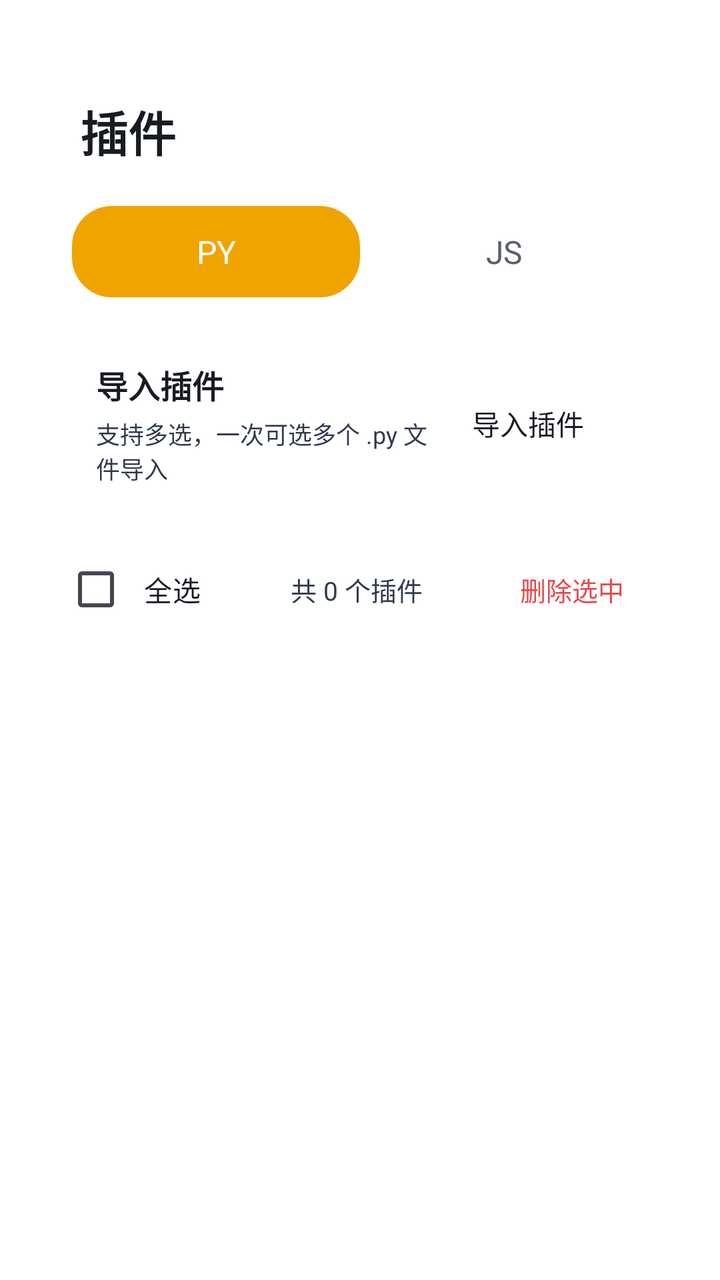
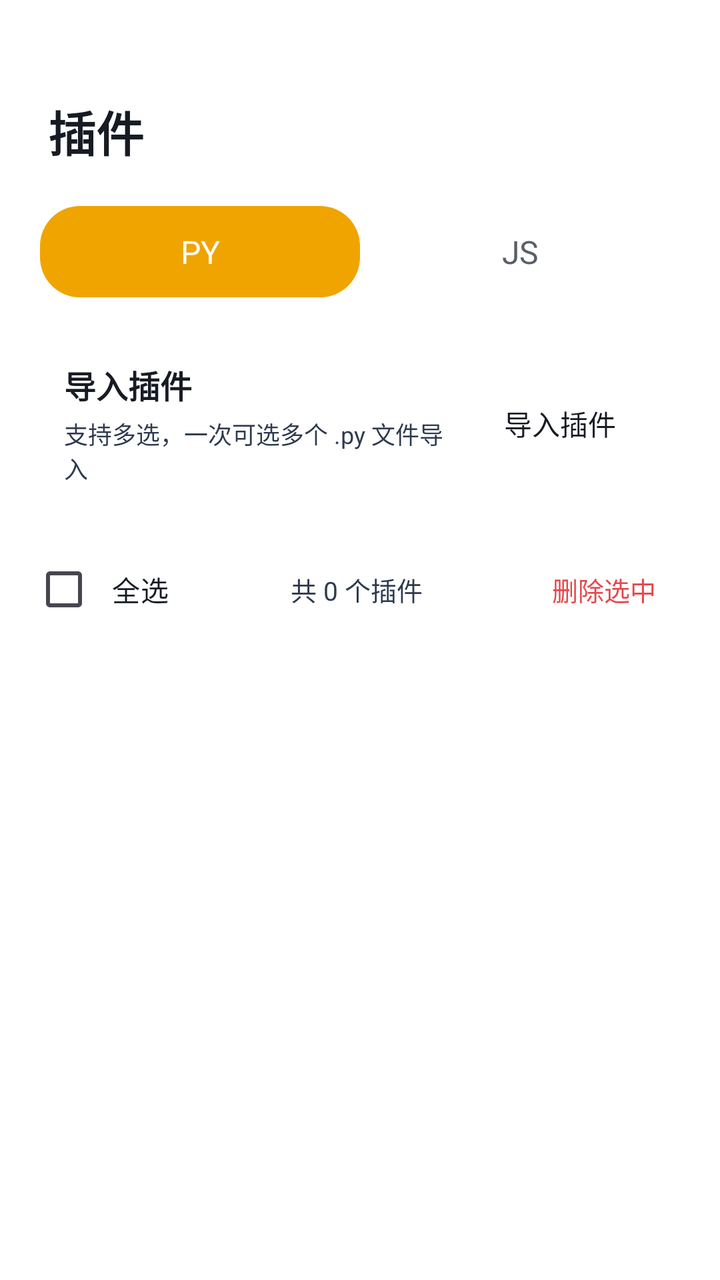

Screens rendered from an Android XML layout before and after an edit, with the pre-edit source and the edit as a unified diff.
<!-- AndroidManifest.xml: another module's application theme Theme.App -->
<!-- res/layout/activity_plugin.xml -->
<?xml version="1.0" encoding="utf-8"?>
<LinearLayout xmlns:android="http://schemas.android.com/apk/res/android"
    android:layout_width="match_parent"
    android:layout_height="match_parent"
    android:fitsSystemWindows="true"
    android:orientation="vertical"
    android:paddingLeft="32dp"
    android:paddingRight="32dp"
    android:paddingTop="48dp"
    android:paddingBottom="16dp">

        <LinearLayout
            android:layout_width="wrap_content"
            android:layout_height="wrap_content"
            android:orientation="horizontal"
            android:gravity="center_vertical"
            android:layout_marginBottom="16dp">
            <TextView
                android:layout_width="wrap_content"
                android:layout_height="wrap_content"
                android:text="插件"
                android:textColor="#171B23"
                android:textSize="24sp"
                android:textStyle="bold"
                android:layout_marginStart="8dp" />
        </LinearLayout>

        <LinearLayout
            android:layout_width="match_parent"
            android:layout_height="wrap_content"
            android:background="@drawable/xc_setcard_v2"
            android:orientation="horizontal"
            android:padding="4dp"
            android:layout_marginBottom="12dp">
            <TextView
                android:id="@+id/tab_py"
                android:layout_width="0dp"
                android:layout_height="wrap_content"
                android:layout_weight="1"
                android:gravity="center"
                android:padding="12dp"
                android:text="PY"
                android:textSize="16sp"
                android:background="@drawable/seg_selected"
                android:textColor="#FFFFFF" />
            <TextView
                android:id="@+id/tab_js"
                android:layout_width="0dp"
                android:layout_height="wrap_content"
                android:layout_weight="1"
                android:gravity="center"
                android:padding="12dp"
                android:text="JS"
                android:textSize="16sp"
                android:textColor="#5A5F69" />
        </LinearLayout>

        <LinearLayout
            android:layout_width="match_parent"
            android:layout_height="wrap_content"
            android:background="@drawable/xc_setcard_v2"
            android:orientation="horizontal"
            android:gravity="center_vertical"
            android:padding="16dp"
            android:layout_marginBottom="12dp">
            <LinearLayout
                android:layout_width="0dp"
                android:layout_height="wrap_content"
                android:layout_weight="1"
                android:orientation="vertical">
                <TextView
                    android:layout_width="wrap_content"
                    android:layout_height="wrap_content"
                    android:text="导入插件"
                    android:textColor="#171B23"
                    android:textSize="16sp"
                    android:textStyle="bold" />
                <TextView
                    android:layout_width="wrap_content"
                    android:layout_height="wrap_content"
                    android:text="支持多选，一次可选多个 .py 文件导入"
                    android:textColor="#2E3A4E"
                    android:textSize="12sp"
                    android:layout_marginTop="4dp" />
            </LinearLayout>
            <TextView
                android:id="@+id/btn_import"
                android:layout_width="wrap_content"
                android:layout_height="wrap_content"
                android:background="@drawable/xc_setcard_v2"
                android:paddingLeft="20dp"
                android:paddingRight="20dp"
                android:paddingTop="10dp"
                android:paddingBottom="10dp"
                android:text="导入插件"
                android:textColor="#171B23"
                android:textSize="14sp" />
        </LinearLayout>

        <LinearLayout
            android:layout_width="match_parent"
            android:layout_height="wrap_content"
            android:orientation="horizontal"
            android:gravity="center_vertical"
            android:layout_marginBottom="8dp">
            <CheckBox
                android:id="@+id/cb_select_all"
                android:layout_width="wrap_content"
                android:layout_height="wrap_content"
                android:text="全选"
                android:textColor="#171B23"
                android:textSize="14sp"  android:background="@drawable/xc_setcard_v2" android:paddingLeft="8dp" android:paddingRight="12dp" android:paddingTop="6dp" android:paddingBottom="6dp" />
            <TextView
                android:id="@+id/tv_count"
                android:layout_width="0dp"
                android:layout_height="wrap_content"
                android:layout_weight="1"
                android:gravity="center"
                android:text="共 0 个插件"
                android:textColor="#2E3A4E"
                android:textSize="13sp" />
            <TextView
                android:id="@+id/btn_delete_selected"
                android:layout_width="wrap_content"
                android:layout_height="wrap_content"
                android:background="@drawable/xc_setcard_v2"
                android:paddingLeft="16dp"
                android:paddingRight="16dp"
                android:paddingTop="8dp"
                android:paddingBottom="8dp"
                android:text="删除选中"
                android:textColor="#E5484D"
                android:textSize="13sp" />
        </LinearLayout>

        <androidx.recyclerview.widget.RecyclerView
            android:id="@+id/rv_plugins"
            android:layout_width="match_parent"
            android:layout_height="0dp"
            android:layout_weight="1"
            android:clipToPadding="false"
            android:paddingBottom="16dp" />
</LinearLayout>
<!-- resources referenced by this layout -->
<resources>
  <!-- drawable seg_selected (drawable) -->
  <?xml version="1.0" encoding="utf-8"?>
  <shape xmlns:android="http://schemas.android.com/apk/res/android" android:shape="rectangle">
  <corners android:radius="20dp"/>
  <solid android:color="#f0a400"/>
  </shape>
  <!-- drawable xc_setcard_v2 (drawable) -->
  <?xml version="1.0" encoding="utf-8"?>
  <shape xmlns:android="http://schemas.android.com/apk/res/android" android:shape="rectangle">
      <corners android:radius="10dp" />
      <solid android:color="#57FFFFFF" />
      <stroke android:width="1dp" android:color="#61FFFFFF" />
  </shape>
  <style name="Theme.App" parent="Theme.XingChen">
          <item name="android:windowDisablePreview">true</item>
      </style>
  <style name="Theme.XingChen" parent="Theme.Material3.DayNight.NoActionBar">
          <item name="android:windowBackground">@android:color/transparent</item>
                <item name="android:colorBackground">@android:color/transparent</item>
          <item name="colorPrimary">#f0a400</item>
          <item name="colorPrimaryVariant">#c07f00</item>
          <item name="colorOnPrimary">@android:color/white</item>
      </style>
</resources>

<!-- the commit's change to res/layout/activity_plugin.xml (unified diff, before → after) -->
@@ -4,8 +4,8 @@
     android:layout_height="match_parent"
     android:fitsSystemWindows="true"
     android:orientation="vertical"
-    android:paddingLeft="32dp"
-    android:paddingRight="32dp"
+    android:paddingLeft="16dp"
+    android:paddingRight="16dp"
     android:paddingTop="48dp"
     android:paddingBottom="16dp">
 
